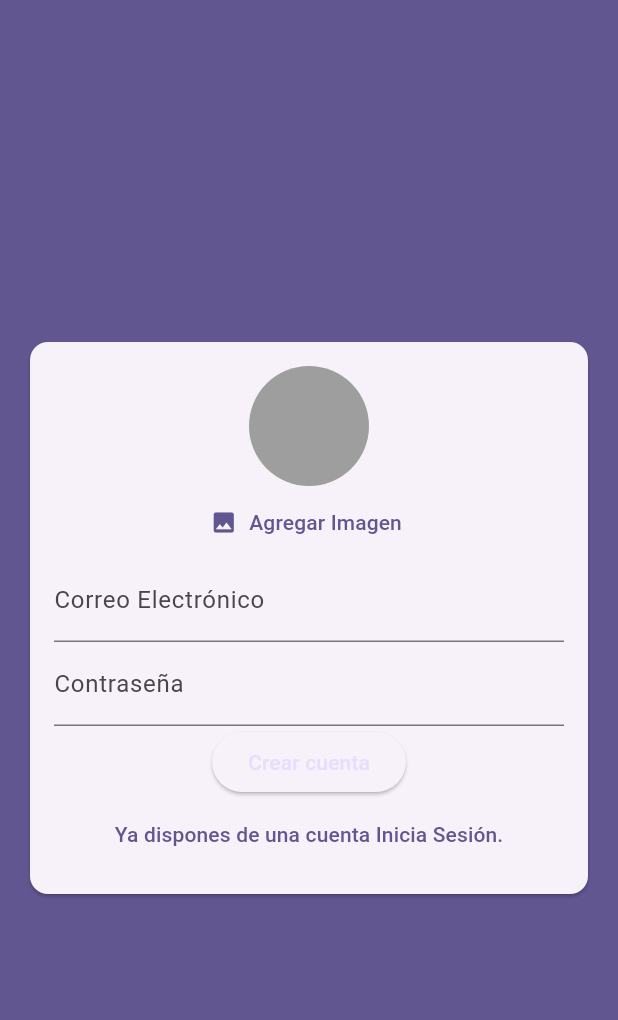
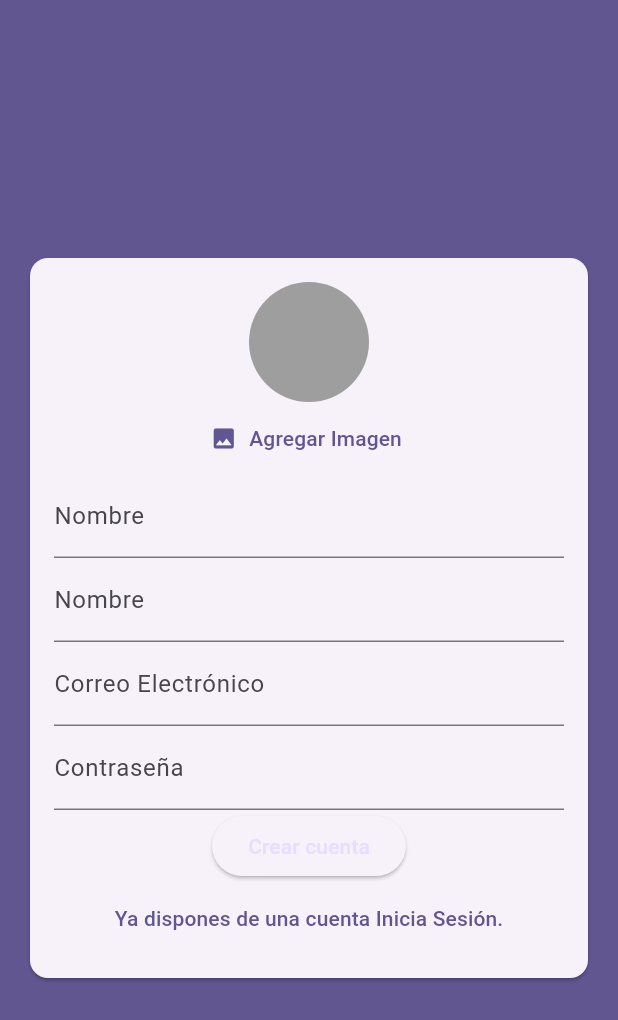
Before and after one commit to LuisFer27/app_sale, a Flutter app: the screen it shows after launch, after a tap on "Crear cuenta", on a phone screen of 412 x 824 dp. Shown: the top 1020 px of the screen. Run offline on Flutter 3.47's test engine with Material 3 defaults, Android fonts, the phone set to English and light mode, and no system bars; our stand-ins replace image_picker; network calls fail.

Commit message:
cambios ruta dart y laravel

```diff
--- a/frontend/lib/screens/signin.dart
+++ b/frontend/lib/screens/signin.dart
@@ -4,6 +4,7 @@ import 'package:flutter/material.dart';
 import 'package:frontend/widgets/user_image_picker.dart';
 import 'package:http/http.dart' as http;
 
+//clase signin screen permite crear los datos del usuario
 class SigninScreen extends StatefulWidget {
   const SigninScreen({super.key});
   @override
@@ -14,21 +15,28 @@ class SigninScreen extends StatefulWidget {
 
 class _SigninScreenState extends State<SigninScreen> {
   File? _selectedImage;
+  final _nameController = TextEditingController();
+  final _lastnameController = TextEditingController();
   final _emailController = TextEditingController();
+  final _phoneController = TextEditingController();
   final _passwordController = TextEditingController();
   //final _nameController = TextEditingController();
 
   Future<void> _register() async {
+    //enlace de conexión
     final request = http.MultipartRequest(
       'POST',
-      Uri.parse('http://localhost:8000/api/usuarios'),
+      //10.0.2.2 equivale a localhost
+      Uri.parse('http://10.0.2.2:8000/api/store'),
     );
-    request.fields['name'] = 'Nombre';
-    request.fields['lastName'] = 'Apellidos';
+    //campos
+    request.fields['name'] = _nameController.text;
+    request.fields['lastName'] = _lastnameController.text;
     request.fields['email'] = _emailController.text;
-    request.fields['correo'] = '5512345678';
+    request.fields['phone'] = '5512345678';
     request.fields['password'] = _passwordController.text;
     final response = await request.send();
+    //mensaje de confirmación
     if (response.statusCode == 201) {
       ScaffoldMessenger.of(context).showSnackBar(
         const SnackBar(content: Text('Usuario creado con éxito')),
@@ -62,6 +70,20 @@ class _SigninScreenState extends State<SigninScreen> {
                             onPickImage: (pickedImage) {
                               _selectedImage = pickedImage;
                             },
+                          ),
+                          TextFormField(
+                            controller: _nameController,
+                            decoration:
+                                const InputDecoration(labelText: 'Nombre'),
+                            keyboardType: TextInputType.name,
+                            autocorrect: false,
+                          ),
+                          TextFormField(
+                            controller: _lastnameController,
+                            decoration:
+                                const InputDecoration(labelText: 'Nombre'),
+                            keyboardType: TextInputType.name,
+                            autocorrect: false,
                           ),
                           TextFormField(
                             controller: _emailController,
```
Also changed, not shown: 1 other file.
